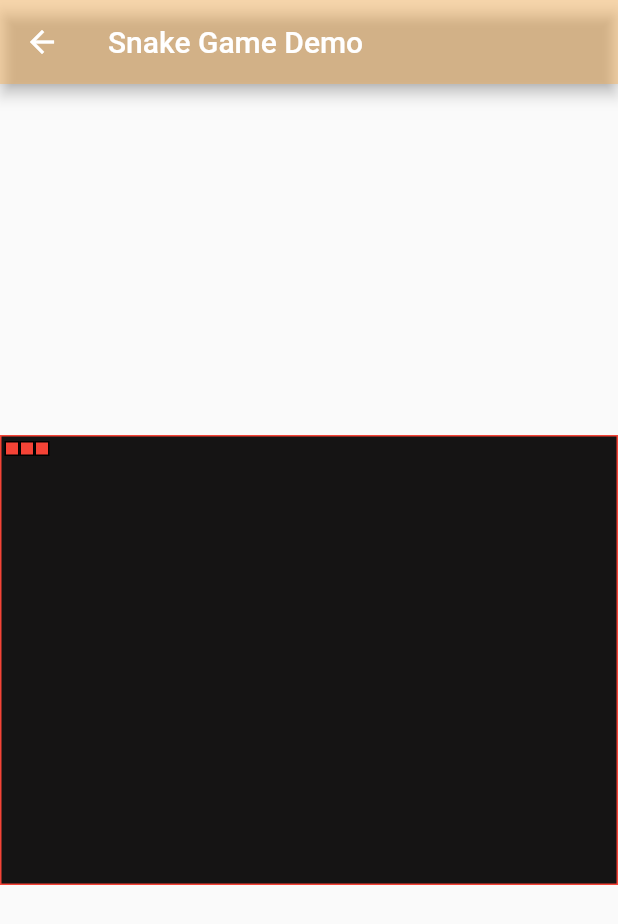
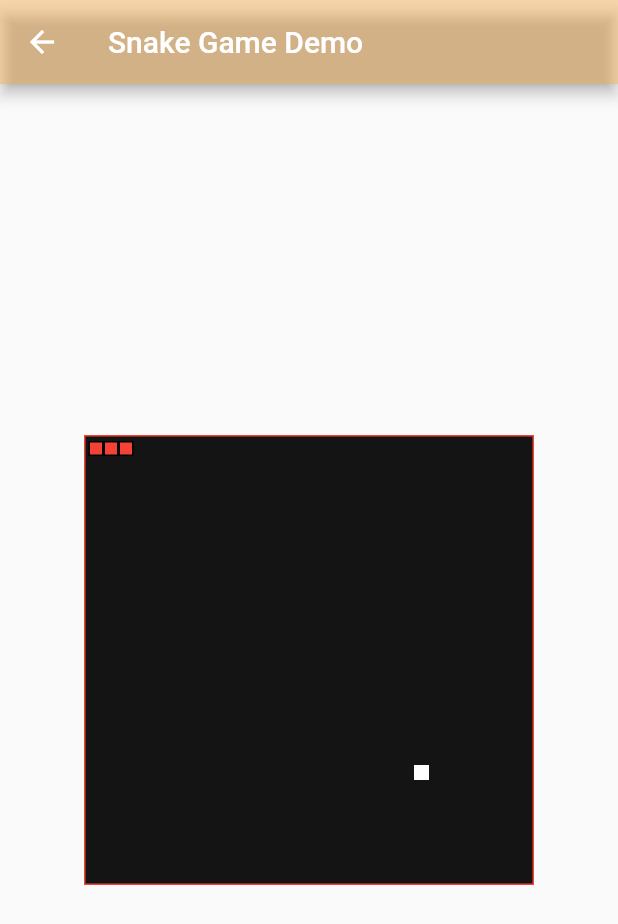
Before and after one commit to krishnaprasadgandrath-nooor/components_demo, a Flutter app: the screen it shows after launch, after a tap on "Snake Game Demo", on a phone screen of 412 x 824 dp. Shown: the top 924 px of the screen. Run offline on Flutter 3.47's test engine with Material 2 defaults, Android fonts, the phone set to English and light mode, and no system bars; our stand-ins replace audioplayers, device_info_plus, file_picker, flutter_colorpicker, flutter_riverpod, random_string and 3 more; missing offline and left inert: flutter_quill, graphx, number_inc_dec, pointer_interceptor, stack.

Commit message:
snake game food added

```diff
--- a/lib/snake_game_demo/models/simple_snake.dart
+++ b/lib/snake_game_demo/models/simple_snake.dart
@@ -69,10 +69,11 @@ class SimpleSnake extends BaseSnake {
 
   @override
   void move() {
-    SOffset prePartOff =  _bodyParts.first.clone();
+    SOffset prePartOff = _bodyParts.first.clone();
 
     ///Updating head
     _bodyParts[0] = _bodyParts[0] + (direction.nextOffset * unitSize);
+    checkEdges();
     SOffset curOffset;
 
     ///Updating bodyParts
@@ -98,4 +99,14 @@ class SimpleSnake extends BaseSnake {
   void reset({int length = 3, SOffset headPos = const SOffset(3, 4)}) {
     initSnake(length, headPos);
   }
+
+  void checkEdges() {
+    final headPos = _bodyParts.first;
+    if (headPos.x < 0 || headPos.x > stageSize.width) {
+      _bodyParts[0] = SOffset(headPos.x < 0 ? stageSize.width : 0, headPos.y);
+    }
+    if (headPos.y < 0 || headPos.y > stageSize.height) {
+      _bodyParts[0] = SOffset(headPos.x, headPos.y < 0 ? stageSize.height : 0);
+    }
+  }
 }
--- a/lib/snake_game_demo/snake_game_controller/snake_game_controller.dart
+++ b/lib/snake_game_demo/snake_game_controller/snake_game_controller.dart
@@ -1,4 +1,5 @@
 import 'dart:async';
+import 'dart:math';
 
 import 'package:flutter/material.dart';
 
@@ -14,12 +15,14 @@ class SnakeController extends SnakeControllerBase {
     _snake = snake ?? SimpleSnake(headPos: const SOffset(3, 4), unitSize: unitSize, stageSize: stageSize);
     _stageSize = stageSize;
     initTimer();
+    spanFood();
   }
 
   ///Fields
   late final BaseSnake _snake;
   late final Size _stageSize;
   Timer? _updateTimer;
+  SOffset? _foodPos;
 
   ///Getters
   @override
@@ -29,16 +32,22 @@ class SnakeController extends SnakeControllerBase {
   Size get stageSize => _stageSize;
 
   @override
-  void changeSnakeDirection(SDirection direction) => snake.changeDirection(direction);
-
-  @override
   Timer? get gameUpdater => _updateTimer;
 
   @override
   int get snakeLength => _snake.length;
 
   @override
-  void moveSnake() => snake.move();
+  SOffset? get foodPos => _foodPos;
+
+  @override
+  void changeSnakeDirection(SDirection direction) => snake.changeDirection(direction);
+
+  @override
+  void moveSnake() {
+    checkSnakeEating();
+    snake.move();
+  }
 
   @override
   void pause() {
@@ -65,4 +74,24 @@ class SnakeController extends SnakeControllerBase {
       notifyListeners();
     });
   }
+
+  @override
+  void spanFood() {
+    final x = Random().nextInt(stageSize.width.toInt()).toDouble();
+    final y = Random().nextInt(stageSize.height.toInt()).toDouble();
+    _foodPos = SOffset(x, y);
+    notifyListeners();
+  }
+
+  @override
+  void checkSnakeEating() {
+    if (foodPos == null) return;
+    if ((snake.headPosition.x - foodPos!.x).abs() < snake.unitSize &&
+        (snake.headPosition.y - foodPos!.y).abs() < snake.unitSize) {
+      snake.eat();
+      _foodPos = null;
+      Future.delayed(const Duration(milliseconds: 200), spanFood);
+      notifyListeners();
+    }
+  }
 }
--- a/lib/snake_game_demo/snake_game_controller/snake_game_controller_base.dart
+++ b/lib/snake_game_demo/snake_game_controller/snake_game_controller_base.dart
@@ -1,5 +1,6 @@
 import 'dart:async';
 
+import 'package:components_demo/snake_game_demo/models/s_offset.dart';
 import 'package:flutter/foundation.dart';
 import 'package:flutter/services.dart';
 
@@ -12,6 +13,7 @@ abstract class SnakeControllerBase extends ChangeNotifier {
   Size get stageSize;
   Timer? get gameUpdater;
   int get snakeLength;
+  SOffset? get foodPos;
 
   ///Required methods in sub classes
   void moveSnake();
@@ -20,6 +22,8 @@ abstract class SnakeControllerBase extends ChangeNotifier {
   void resume();
   void restart();
   void initTimer();
+  void spanFood();
+  void checkSnakeEating();
 
   @override
   void dispose() {
--- a/lib/snake_game_demo/snake_game_screen.dart
+++ b/lib/snake_game_demo/snake_game_screen.dart
@@ -58,16 +58,18 @@ class _SnakeGameDemoState extends State<SnakeGameDemo> {
       body: SizedBox.expand(
         child: Center(
             child: Column(
-          crossAxisAlignment: CrossAxisAlignment.stretch,
+          crossAxisAlignment: CrossAxisAlignment.center,
           mainAxisAlignment: MainAxisAlignment.center,
           children: [
             RawKeyboardListener(
+              autofocus: true,
               focusNode: stageFocusNode,
               onKey: handleKeyEvent,
               child: SizedBox(
                 height: 300,
                 width: 300,
                 child: Stack(
+                  clipBehavior: Clip.hardEdge,
                   children: [
                     ///Stage
                     DecoratedBox(
@@ -94,7 +96,18 @@ class _SnakeGameDemoState extends State<SnakeGameDemo> {
                                     height: unitSize,
                                   ),
                                 )))
-                            .toList()
+                            .toList(),
+                        if (snakeGameController.foodPos != null)
+                          Positioned(
+                              left: snakeGameController.foodPos!.x,
+                              top: snakeGameController.foodPos!.y,
+                              child: DecoratedBox(
+                                decoration: const BoxDecoration(color: Colors.white),
+                                child: SizedBox(
+                                  height: unitSize,
+                                  width: unitSize,
+                                ),
+                              ))
                       ],
                     )
                     /*    },
```
